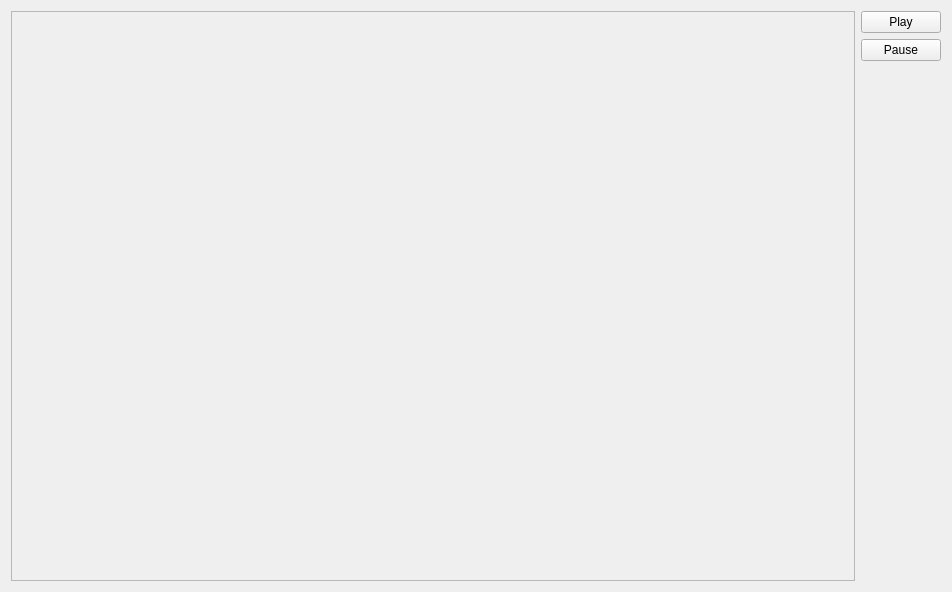
Before: the Qt Designer form DivisactionQt/divisactionwindow.ui in RicardoEPRodrigues/3Motion, drawn with Qt 5.
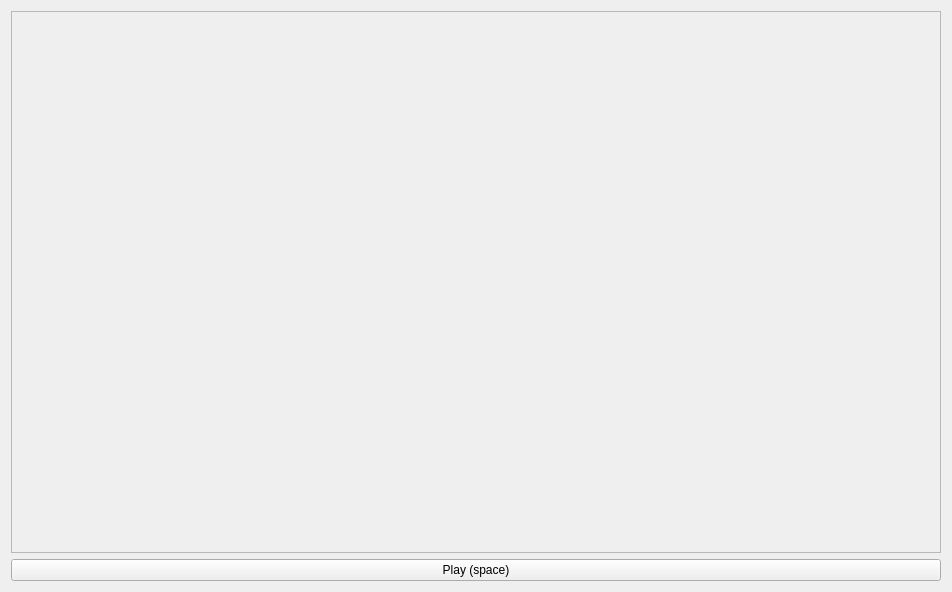
After: the same form once the commit is applied.

Commit message: change play pause button layout and trigger play/pause pressing space.

The edit to the form file:
```diff
--- a/DivisactionQt/divisactionwindow.ui
+++ b/DivisactionQt/divisactionwindow.ui
@@ -36,44 +36,24 @@
           <rect>
            <x>0</x>
            <y>0</y>
-           <width>837</width>
-           <height>570</height>
+           <width>930</width>
+           <height>536</height>
           </rect>
          </property>
          <layout class="QVBoxLayout" name="ActionStackLayout"/>
         </widget>
        </widget>
       </item>
+     </layout>
+    </item>
+    <item>
+     <layout class="QVBoxLayout" name="verticalLayout_3">
       <item>
-       <layout class="QVBoxLayout" name="verticalLayout_2">
-        <item>
-         <widget class="QPushButton" name="playButton">
-          <property name="text">
-           <string>Play</string>
-          </property>
-         </widget>
-        </item>
-        <item>
-         <widget class="QPushButton" name="pauseButton">
-          <property name="text">
-           <string>Pause</string>
-          </property>
-         </widget>
-        </item>
-        <item>
-         <spacer name="verticalSpacer">
-          <property name="orientation">
-           <enum>Qt::Vertical</enum>
-          </property>
-          <property name="sizeHint" stdset="0">
-           <size>
-            <width>20</width>
-            <height>40</height>
-           </size>
-          </property>
-         </spacer>
-        </item>
-       </layout>
+       <widget class="QPushButton" name="playPauseButton">
+        <property name="text">
+         <string>Play (space)</string>
+        </property>
+       </widget>
       </item>
      </layout>
     </item>
```
The commit also changes 2 other files.
